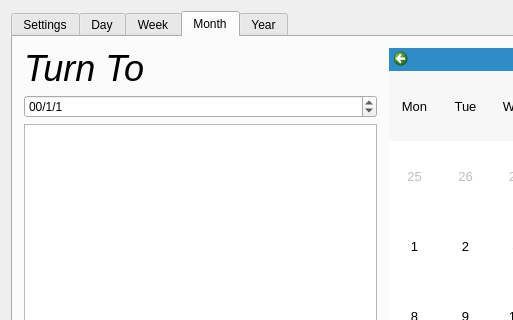
First picture: the form in widget.ui, repository Pilgrimss/CALENDAR, before the edit; both pictures show x 0 to 513 and y 0 to 320 of the 765 by 585 pixel window.
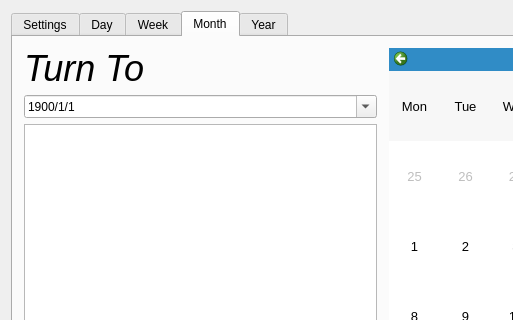
Second picture: the form after the edit. The open tabs and pages were chosen to show the change. Custom widgets are drawn as their Qt base class.

Diff of the .ui file:
```diff
--- a/widget.ui
+++ b/widget.ui
@@ -223,7 +223,10 @@
            <item>
             <widget class="QDateEdit" name="dateEdit">
              <property name="displayFormat">
-              <string>yy/M/d</string>
+              <string>yyyy/M/d</string>
+             </property>
+             <property name="calendarPopup">
+              <bool>true</bool>
              </property>
              <property name="currentSectionIndex">
               <number>0</number>
```
Left out of the diff: 5 changed lines with no effect on the pictures.
